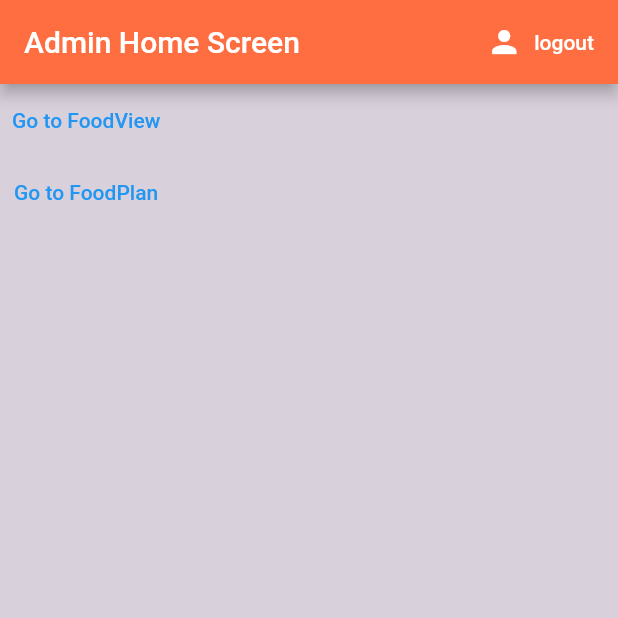
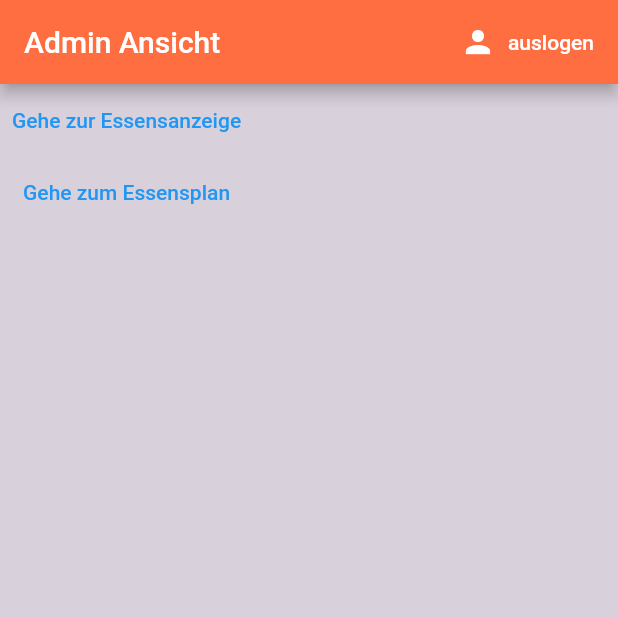
Before and after one commit to atze119/webmo_group4, a Flutter app: the HomeAdmin screen opened directly, on a phone screen of 412 x 824 dp, the top half of it. Run offline on Flutter 3.47's test engine with Material 2 defaults, Android fonts, the phone set to English and light mode, and no system bars; our stand-ins replace cached_network_image, camera, cloud_firestore, firebase_auth, firebase_core, firebase_storage and 3 more; accounts and stored records are empty.

Commit message:
changed food_plan.dart isAdmin = false to none because if you were logged in as Admin you could login again after clicking on foodPlan

```diff
--- a/lib/views/foodplan/food_plan.dart
+++ b/lib/views/foodplan/food_plan.dart
@@ -11,7 +11,7 @@ class FoodPlan extends StatefulWidget {
 }
 
 class _FoodPlanState extends State<FoodPlan> {
-  bool isAdmin = false;
+  late bool isAdmin;
 
   @override
   void initState() {
--- a/lib/views/home/home_admin.dart
+++ b/lib/views/home/home_admin.dart
@@ -16,7 +16,7 @@ class HomeAdmin extends StatelessWidget {
         appBar: AppBar(
           automaticallyImplyLeading: false,
           backgroundColor: colorbg2,
-          title: const Text("Admin Home Screen"),
+          title: const Text("Admin Ansicht"),
           actions: [
             ElevatedButton.icon(
               style: ElevatedButton.styleFrom(
@@ -24,7 +24,7 @@ class HomeAdmin extends StatelessWidget {
                 elevation: 0,
               ),
               icon: const Icon(Icons.person),
-              label: const Text("logout"),
+              label: const Text("auslogen"),
               onPressed: () async {
                 await _authService.signOut();
                 // ignore: use_build_context_synchronously
@@ -41,14 +41,14 @@ class HomeAdmin extends StatelessWidget {
                 Navigator.push(context,
                     MaterialPageRoute(builder: (context) => const FoodView()));
               },
-              child: const Text("Go to FoodView"),
+              child: const Text("Gehe zur Essensanzeige"),
             ),
             TextButton(
               onPressed: () {
                 Navigator.push(context,
                     MaterialPageRoute(builder: (context) => const FoodPlan()));
               },
-              child: const Text("Go to FoodPlan"),
+              child: const Text("Gehe zum Essensplan"),
             ),
           ],
         ));
```
